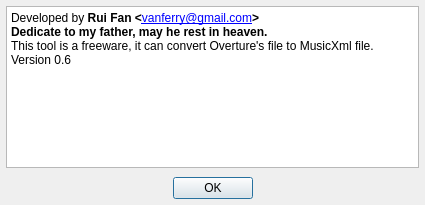
The window that src/app/About.ui (Lanfei/ove2xml) describes before a commit, drawn with Qt 5.
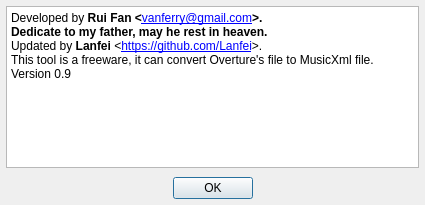
The same window after the commit.

What changed in the file:
```diff
--- a/src/app/About.ui
+++ b/src/app/About.ui
@@ -34,14 +34,15 @@
       <string>&lt;!DOCTYPE HTML PUBLIC &quot;-//W3C//DTD HTML 4.0//EN&quot; &quot;http://www.w3.org/TR/REC-html40/strict.dtd&quot;&gt;
 &lt;html&gt;&lt;head&gt;&lt;meta name=&quot;qrichtext&quot; content=&quot;1&quot; /&gt;&lt;style type=&quot;text/css&quot;&gt;
 p, li { white-space: pre-wrap; }
-&lt;/style&gt;&lt;/head&gt;&lt;body style=&quot; font-family:'SimSun'; font-size:9pt; font-weight:400; font-style:normal;&quot;&gt;
+&lt;/style&gt;&lt;/head&gt;&lt;body style=&quot; font-family:'.Helvetica Neue DeskInterface'; font-size:9pt; font-weight:400; font-style:normal;&quot;&gt;
 &lt;table border=&quot;0&quot; style=&quot;-qt-table-type: root; margin-top:4px; margin-bottom:4px; margin-left:4px; margin-right:4px;&quot;&gt;
 &lt;tr&gt;
 &lt;td style=&quot;border: none;&quot;&gt;
-&lt;p style=&quot; margin-top:0px; margin-bottom:0px; margin-left:0px; margin-right:0px; -qt-block-indent:0; text-indent:0px;&quot;&gt;&lt;span style=&quot; font-family:'MS Shell Dlg 2';&quot;&gt;Developed by &lt;/span&gt;&lt;span style=&quot; font-family:'MS Shell Dlg 2'; font-weight:600;&quot;&gt;Rui Fan &amp;lt;&lt;/span&gt;&lt;a href=&quot;mailto:vanferry@gmail.com&quot;&gt;&lt;span style=&quot; font-family:'MS Shell Dlg 2'; text-decoration: underline; color:#0000ff;&quot;&gt;vanferry@gmail.com&lt;/span&gt;&lt;/a&gt;&lt;span style=&quot; font-family:'MS Shell Dlg 2'; font-weight:600;&quot;&gt;&amp;gt;&lt;/span&gt;&lt;/p&gt;
+&lt;p style=&quot; margin-top:0px; margin-bottom:0px; margin-left:0px; margin-right:0px; -qt-block-indent:0; text-indent:0px;&quot;&gt;&lt;span style=&quot; font-family:'MS Shell Dlg 2';&quot;&gt;Developed by &lt;/span&gt;&lt;span style=&quot; font-family:'MS Shell Dlg 2'; font-weight:600;&quot;&gt;Rui Fan &amp;lt;&lt;/span&gt;&lt;a href=&quot;mailto:vanferry@gmail.com&quot;&gt;&lt;span style=&quot; font-family:'MS Shell Dlg 2'; text-decoration: underline; color:#0000ff;&quot;&gt;vanferry@gmail.com&lt;/span&gt;&lt;/a&gt;&lt;span style=&quot; font-family:'MS Shell Dlg 2'; font-weight:600;&quot;&gt;&amp;gt;.&lt;/span&gt;&lt;/p&gt;
 &lt;p style=&quot; margin-top:0px; margin-bottom:0px; margin-left:0px; margin-right:0px; -qt-block-indent:0; text-indent:0px;&quot;&gt;&lt;span style=&quot; font-family:'MS Shell Dlg 2'; font-weight:600;&quot;&gt;Dedicate to my father, may he rest in heaven.&lt;/span&gt;&lt;/p&gt;
+&lt;p style=&quot; margin-top:0px; margin-bottom:0px; margin-left:0px; margin-right:0px; -qt-block-indent:0; text-indent:0px;&quot;&gt;&lt;span style=&quot; font-family:'MS Shell Dlg 2';&quot;&gt;Updated by &lt;/span&gt;&lt;span style=&quot; font-family:'MS Shell Dlg 2'; font-weight:600;&quot;&gt;Lanfei&lt;/span&gt;&lt;span style=&quot; font-family:'MS Shell Dlg 2';&quot;&gt; &amp;lt;&lt;/span&gt;&lt;a href=&quot;https://github.com/Lanfei&quot;&gt;&lt;span style=&quot; text-decoration: underline; color:#0000ff;&quot;&gt;https://github.com/Lanfei&lt;/span&gt;&lt;/a&gt;&lt;span style=&quot; font-family:'MS Shell Dlg 2';&quot;&gt;&amp;gt;.&lt;/span&gt;&lt;/p&gt;
 &lt;p style=&quot; margin-top:0px; margin-bottom:0px; margin-left:0px; margin-right:0px; -qt-block-indent:0; text-indent:0px;&quot;&gt;&lt;span style=&quot; font-family:'MS Shell Dlg 2';&quot;&gt;This tool is a freeware, it can convert Overture's file to MusicXml file.&lt;/span&gt;&lt;/p&gt;
-&lt;p style=&quot; margin-top:0px; margin-bottom:0px; margin-left:0px; margin-right:0px; -qt-block-indent:0; text-indent:0px;&quot;&gt;&lt;span style=&quot; font-family:'MS Shell Dlg 2';&quot;&gt;Version 0.6&lt;/span&gt;&lt;/p&gt;&lt;/td&gt;&lt;/tr&gt;&lt;/table&gt;&lt;/body&gt;&lt;/html&gt;</string>
+&lt;p style=&quot; margin-top:0px; margin-bottom:0px; margin-left:0px; margin-right:0px; -qt-block-indent:0; text-indent:0px;&quot;&gt;&lt;span style=&quot; font-family:'MS Shell Dlg 2';&quot;&gt;Version 0.9&lt;/span&gt;&lt;/p&gt;&lt;/td&gt;&lt;/tr&gt;&lt;/table&gt;&lt;/body&gt;&lt;/html&gt;</string>
      </property>
      <property name="openExternalLinks">
       <bool>true</bool>
```
Left out of the diff: 11 changed lines with no effect on the pictures.
